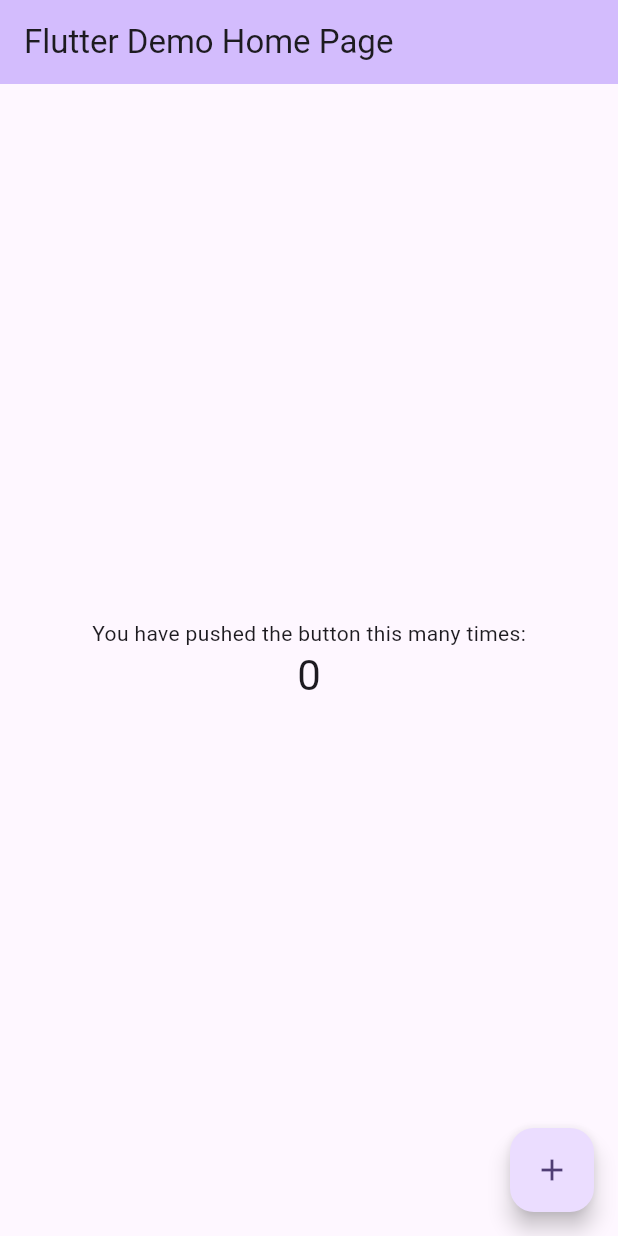
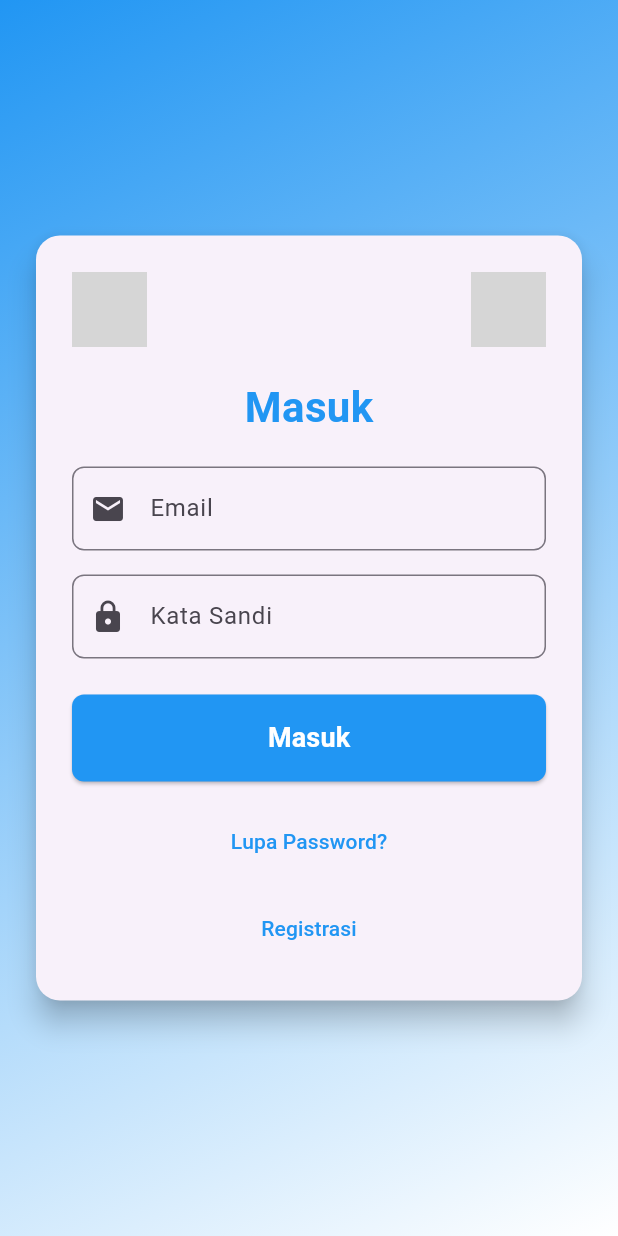
Before and after one commit to Adib-F/Smart-Parking_APP, a Flutter app: the screen it shows after launch, on a phone screen of 412 x 824 dp. Run offline on Flutter 3.47's test engine with Material 3 defaults, Android fonts, the phone set to English and light mode, and no system bars; grey boxes are pictures that could not be loaded.

Commit message:
feat: login page

```diff
--- a/lib/main.dart
+++ b/lib/main.dart
@@ -1,4 +1,5 @@
 import 'package:flutter/material.dart';
+import 'screen/login.dart'; // Import file login.dart
 
 void main() {
   runApp(const MyApp());
@@ -7,119 +8,15 @@ void main() {
 class MyApp extends StatelessWidget {
   const MyApp({super.key});
 
-  // This widget is the root of your application.
   @override
   Widget build(BuildContext context) {
     return MaterialApp(
-      title: 'Flutter Demo',
+      title: 'Smart Parking',
       theme: ThemeData(
-        // This is the theme of your application.
-        //
-        // TRY THIS: Try running your application with "flutter run". You'll see
-        // the application has a purple toolbar. Then, without quitting the app,
-        // try changing the seedColor in the colorScheme below to Colors.green
-        // and then invoke "hot reload" (save your changes or press the "hot
-        // reload" button in a Flutter-supported IDE, or press "r" if you used
-        // the command line to start the app).
-        //
-        // Notice that the counter didn't reset back to zero; the application
-        // state is not lost during the reload. To reset the state, use hot
-        // restart instead.
-        //
-        // This works for code too, not just values: Most code changes can be
-        // tested with just a hot reload.
         colorScheme: ColorScheme.fromSeed(seedColor: Colors.deepPurple),
         useMaterial3: true,
       ),
-      home: const MyHomePage(title: 'Flutter Demo Home Page'),
+      home: const Login(),
     );
   }
 }
-
-class MyHomePage extends StatefulWidget {
-  const MyHomePage({super.key, required this.title});
-
-  // This widget is the home page of your application. It is stateful, meaning
-  // that it has a State object (defined below) that contains fields that affect
-  // how it looks.
-
-  // This class is the configuration for the state. It holds the values (in this
-  // case the title) provided by the parent (in this case the App widget) and
-  // used by the build method of the State. Fields in a Widget subclass are
-  // always marked "final".
-
-  final String title;
-
-  @override
-  State<MyHomePage> createState() => _MyHomePageState();
-}
-
-class _MyHomePageState extends State<MyHomePage> {
-  int _counter = 0;
-
-  void _incrementCounter() {
-    setState(() {
-      // This call to setState tells the Flutter framework that something has
-      // changed in this State, which causes it to rerun the build method below
-      // so that the display can reflect the updated values. If we changed
-      // _counter without calling setState(), then the build method would not be
-      // called again, and so nothing would appear to happen.
-      _counter++;
-    });
-  }
-
-  @override
-  Widget build(BuildContext context) {
-    // This method is rerun every time setState is called, for instance as done
-    // by the _incrementCounter method above.
-    //
-    // The Flutter framework has been optimized to make rerunning build methods
-    // fast, so that you can just rebuild anything that needs updating rather
-    // than having to individually change instances of widgets.
-    return Scaffold(
-      appBar: AppBar(
-        // TRY THIS: Try changing the color here to a specific color (to
-        // Colors.amber, perhaps?) and trigger a hot reload to see the AppBar
-        // change color while the other colors stay the same.
-        backgroundColor: Theme.of(context).colorScheme.inversePrimary,
-        // Here we take the value from the MyHomePage object that was created by
-        // the App.build method, and use it to set our appbar title.
-        title: Text(widget.title),
-      ),
-      body: Center(
-        // Center is a layout widget. It takes a single child and positions it
-        // in the middle of the parent.
-        child: Column(
-          // Column is also a layout widget. It takes a list of children and
-          // arranges them vertically. By default, it sizes itself to fit its
-          // children horizontally, and tries to be as tall as its parent.
-          //
-          // Column has various properties to control how it sizes itself and
-          // how it positions its children. Here we use mainAxisAlignment to
-          // center the children vertically; the main axis here is the vertical
-          // axis because Columns are vertical (the cross axis would be
-          // horizontal).
-          //
-          // TRY THIS: Invoke "debug painting" (choose the "Toggle Debug Paint"
-          // action in the IDE, or press "p" in the console), to see the
-          // wireframe for each widget.
-          mainAxisAlignment: MainAxisAlignment.center,
-          children: <Widget>[
-            const Text(
-              'You have pushed the button this many times:',
-            ),
-            Text(
-              '$_counter',
-              style: Theme.of(context).textTheme.headlineMedium,
-            ),
-          ],
-        ),
-      ),
-      floatingActionButton: FloatingActionButton(
-        onPressed: _incrementCounter,
-        tooltip: 'Increment',
-        child: const Icon(Icons.add),
-      ), // This trailing comma makes auto-formatting nicer for build methods.
-    );
-  }
-}
--- /dev/null
+++ b/lib/screen/login.dart
@@ -0,0 +1,171 @@
+import 'package:flutter/material.dart';
+
+void main() {
+  runApp(const MaterialApp(
+    home: Login(),
+  ));
+}
+
+class Login extends StatefulWidget {
+  const Login({super.key});
+
+  @override
+  State<Login> createState() => _LoginState();
+}
+
+class _LoginState extends State<Login> {
+  final _formKey = GlobalKey<FormState>(); // Key untuk form validation
+  final TextEditingController _emailController = TextEditingController();
+  final TextEditingController _passwordController = TextEditingController();
+
+  @override
+  Widget build(BuildContext context) {
+    return Scaffold(
+      body: Container(
+        decoration: BoxDecoration(
+          gradient: LinearGradient(
+            begin: Alignment.topLeft,
+            end: Alignment.bottomRight,
+            colors: [Colors.blue.shade500, Colors.white],
+          ),
+        ),
+        child: Center(
+          child: SingleChildScrollView(
+            padding: const EdgeInsets.all(20.0),
+            child: Card(
+              elevation: 8.0,
+              shape: RoundedRectangleBorder(
+                borderRadius: BorderRadius.circular(16.0),
+              ),
+              child: Padding(
+                padding: const EdgeInsets.all(24.0),
+                child: Form(
+                  key: _formKey,
+                  child: Column(
+                    mainAxisSize: MainAxisSize.min,
+                    children: [
+                      Row(
+                        mainAxisAlignment: MainAxisAlignment.spaceBetween,
+                        children: [
+                          Image.asset(
+                            'assets/images/indonesia.png',
+                            width: 50,
+                            height: 50,
+                          ),
+                          Image.asset(
+                            'assets/images/PolobatamLogo.png',
+                            width: 50,
+                            height: 50,
+                          ),
+                        ],
+                      ),
+                      const SizedBox(height: 20.0),
+                      const Text(
+                        "Masuk",
+                        style: TextStyle(
+                          fontSize: 28.0,
+                          fontWeight: FontWeight.bold,
+                          color: Colors.blue,
+                        ),
+                      ),
+                      const SizedBox(height: 20.0),
+                      TextFormField(
+                        controller: _emailController,
+                        decoration: InputDecoration(
+                          labelText: "Email",
+                          prefixIcon: const Icon(Icons.email),
+                          border: OutlineInputBorder(
+                            borderRadius: BorderRadius.circular(8.0),
+                          ),
+                        ),
+                        validator: (value) {
+                          if (value == null || value.isEmpty) {
+                            return "Email tidak boleh kosong";
+                          }
+                          return null;
+                        },
+                      ),
+                      const SizedBox(height: 16.0),
+                      TextFormField(
+                        controller: _passwordController,
+                        obscureText: true,
+                        decoration: InputDecoration(
+                          labelText: "Kata Sandi",
+                          prefixIcon: const Icon(Icons.lock),
+                          border: OutlineInputBorder(
+                            borderRadius: BorderRadius.circular(8.0),
+                          ),
+                        ),
+                        validator: (value) {
+                          if (value == null || value.isEmpty) {
+                            return "Kata sandi tidak boleh kosong";
+                          }
+                          return null;
+                        },
+                      ),
+                      const SizedBox(height: 24.0),
+                      SizedBox(
+                        width: double.infinity,
+                        child: ElevatedButton(
+                          onPressed: () {
+                            if (_formKey.currentState!.validate()) {
+                              // Proses login
+                              ScaffoldMessenger.of(context).showSnackBar(
+                                const SnackBar(
+                                  content: Text("Login berhasil!"),
+                                ),
+                              );
+                            }
+                          },
+                          style: ElevatedButton.styleFrom(
+                            backgroundColor: Colors.blue,
+                            padding: const EdgeInsets.symmetric(vertical: 16.0),
+                            shape: RoundedRectangleBorder(
+                              borderRadius: BorderRadius.circular(8.0),
+                            ),
+                          ),
+                          child: const Text(
+                            "Masuk",
+                            style: TextStyle(
+                              fontSize: 18.0,
+                              fontWeight: FontWeight.bold,
+                              color: Colors.white,
+                            ),
+                          ),
+                        ),
+                      ),
+                      const SizedBox(height: 16.0),
+                      TextButton(
+                        onPressed: () {
+                          // Navigasi ke halaman lupa password
+                        },
+                        child: const Text(
+                          "Lupa Password?",
+                          style: TextStyle(
+                            color: Colors.blue,
+                          ),
+                        ),
+                      ),
+                      const SizedBox(height: 10.0),
+                      TextButton(
+                        onPressed: () {
+                          // Navigasi ke halaman registrasi
+                        },
+                        child: const Text(
+                          "Registrasi",
+                          style: TextStyle(
+                            color: Colors.blue,
+                          ),
+                        ),
+                      ),
+                    ],
+                  ),
+                ),
+              ),
+            ),
+          ),
+        ),
+      ),
+    );
+  }
+}
```
Also changed, not shown: lib/assets/images/Indonesia.png (added), lib/assets/images/PolobatamLogo.png (added).
